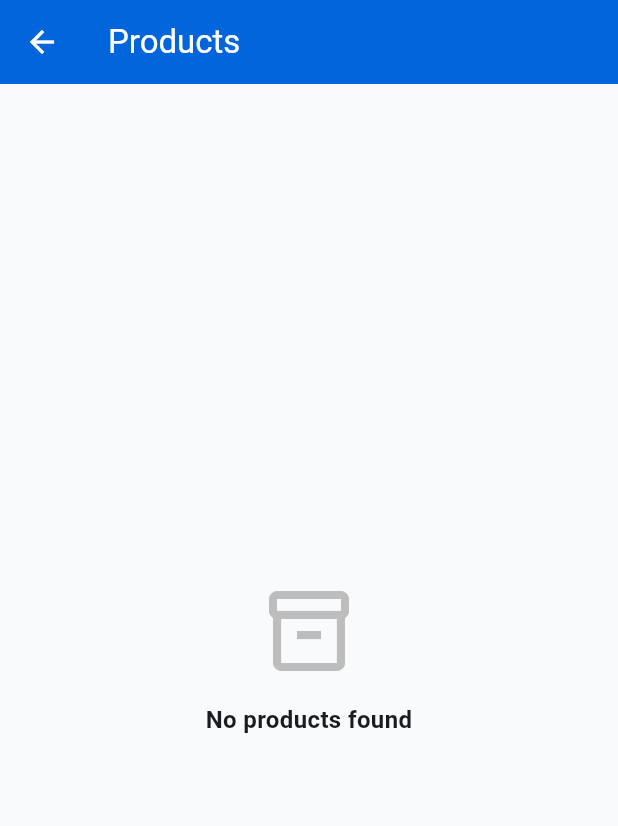
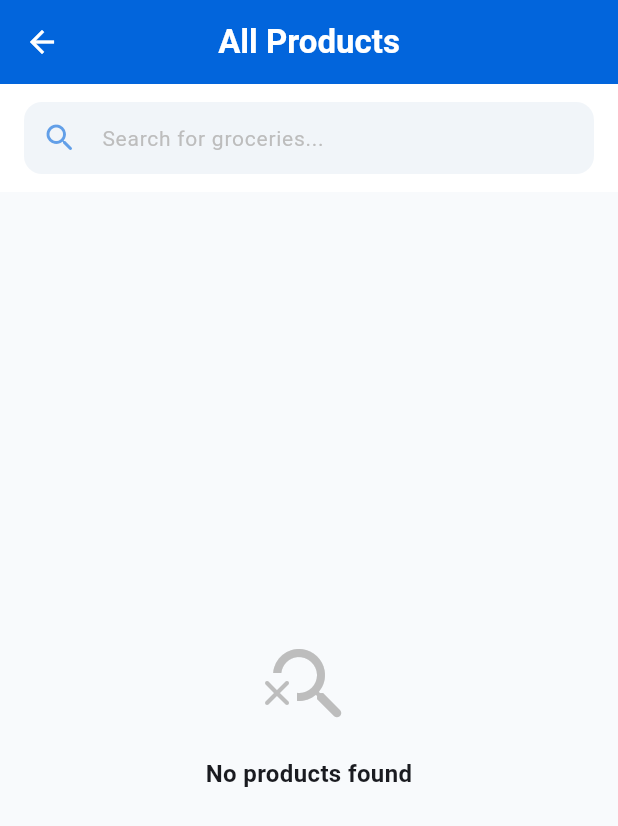
Before and after one commit to rajeshkinjarapu/kiranashop, a Flutter app: the CategoriesScreen screen opened directly, on a phone screen of 412 x 824 dp. Shown: the top 826 px of the screen. Run offline on Flutter 3.47's test engine with Material 3 defaults, Android fonts, the phone set to English and light mode, and no system bars; our stand-ins replace cached_network_image, cloud_firestore, firebase_core, firebase_messaging, firebase_storage, flutter_local_notifications and 3 more; accounts and stored records are empty.

Commit message:
Added Cart Persistence and Updated Categories UI to match design

```diff
--- a/lib/screens/member/categories_screen.dart
+++ b/lib/screens/member/categories_screen.dart
@@ -15,48 +15,114 @@ class CategoriesScreen extends StatefulWidget {
 
 class _CategoriesScreenState extends State<CategoriesScreen> {
   String _selectedCatId = '';
+  final _searchCtrl = TextEditingController();
+  String _searchQuery = '';
+
+  @override
+  void dispose() {
+    _searchCtrl.dispose();
+    super.dispose();
+  }
 
   @override
   Widget build(BuildContext context) {
     final provider = context.watch<ProductProvider>();
     final categories = provider.categories;
 
-    final products = _selectedCatId.isEmpty
+    var products = _selectedCatId.isEmpty
         ? provider.activeProducts.where((p) => p.inStock).toList()
         : provider.byCategory(_selectedCatId);
 
+    if (_searchQuery != '') {
+      products = products
+          .where((p) => p.name.toLowerCase().contains(_searchQuery))
+          .toList();
+    }
+
     return Scaffold(
-      appBar: AppBar(title: const Text('Products')),
+      backgroundColor: const Color(0xFFF8FAFC),
+      appBar: AppBar(
+        title: const Text('All Products', style: TextStyle(fontWeight: FontWeight.w700)),
+        centerTitle: true,
+        elevation: 0,
+      ),
       body: Column(
+        crossAxisAlignment: CrossAxisAlignment.start,
         children: [
+          // Search Bar
+          Container(
+            color: Colors.white,
+            padding: const EdgeInsets.fromLTRB(16, 12, 16, 12),
+            child: TextField(
+              controller: _searchCtrl,
+              onChanged: (v) => setState(() => _searchQuery = v.trim().toLowerCase()),
+              decoration: InputDecoration(
+                hintText: 'Search for groceries...',
+                hintStyle: TextStyle(color: Colors.grey.shade400, fontSize: 14),
+                prefixIcon: Icon(Icons.search_rounded, color: AppTheme.primary.withValues(alpha: 0.6)),
+                suffixIcon: _searchQuery != ''
+                    ? IconButton(
+                        icon: const Icon(Icons.clear, size: 20),
+                        onPressed: () {
+                          _searchCtrl.clear();
+                          setState(() => _searchQuery = '');
+                        },
+                      )
+                    : null,
+                contentPadding: const EdgeInsets.symmetric(horizontal: 16),
+                filled: true,
+                fillColor: const Color(0xFFF1F5F9),
+                border: OutlineInputBorder(
+                  borderRadius: BorderRadius.circular(12),
+                  borderSide: BorderSide.none,
+                ),
+                enabledBorder: OutlineInputBorder(
+                  borderRadius: BorderRadius.circular(12),
+                  borderSide: BorderSide.none,
+                ),
+                focusedBorder: OutlineInputBorder(
+                  borderRadius: BorderRadius.circular(12),
+                  borderSide: BorderSide(color: AppTheme.primary.withValues(alpha: 0.3), width: 1.5),
+                ),
+              ),
+            ),
+          ),
+
           // Category Filter Bar
-          if (categories.isNotEmpty)
-            SizedBox(
-              height: 50,
+          if (categories.length > 0) ...[
+            Container(
+              color: Colors.white,
+              width: double.infinity,
+              padding: const EdgeInsets.only(bottom: 12),
+              child: SizedBox(
+                height: 38,
                 child: ListView(
                   scrollDirection: Axis.horizontal,
-                padding: const EdgeInsets.symmetric(horizontal: 16, vertical: 8),
+                  padding: const EdgeInsets.symmetric(horizontal: 16),
                   children: [
                     _buildCatChip('All', ''),
                     ...categories.map((c) => _buildCatChip(c.name, c.id)),
                   ],
                 ),
               ),
+            ),
+            const Divider(height: 1, thickness: 1, color: Color(0xFFE2E8F0)),
+          ],
 
           // Products Grid
           Expanded(
             child: products.isEmpty
                 ? const EmptyState(
-                    icon: Icons.inventory_2_outlined,
+                    icon: Icons.search_off_rounded,
                     title: 'No products found',
                   )
                 : GridView.builder(
                     padding: const EdgeInsets.all(16),
                     gridDelegate: const SliverGridDelegateWithFixedCrossAxisCount(
                       crossAxisCount: 2,
-                      mainAxisSpacing: 10,
-                      crossAxisSpacing: 10,
-                      childAspectRatio: 0.72,
+                      mainAxisSpacing: 16,
+                      crossAxisSpacing: 16,
+                      childAspectRatio: 0.68,
                     ),
                     itemCount: products.length,
                     itemBuilder: (context, i) => ProductCard(product: products[i]),
@@ -69,21 +135,27 @@ class _CategoriesScreenState extends State<CategoriesScreen> {
 
   Widget _buildCatChip(String label, String id) {
     final isSelected = _selectedCatId == id;
-    return Padding(
-      padding: const EdgeInsets.only(right: 8),
-      child: ChoiceChip(
-        label: Text(label),
-        selected: isSelected,
-        onSelected: (_) => setState(() => _selectedCatId = id),
-        selectedColor: AppTheme.primary.withValues(alpha: 0.1),
-        labelStyle: TextStyle(
-          color: isSelected ? AppTheme.primary : Colors.grey.shade700,
-          fontWeight: isSelected ? FontWeight.bold : FontWeight.normal,
+    return GestureDetector(
+      onTap: () => setState(() => _selectedCatId = id),
+      child: AnimatedContainer(
+        duration: const Duration(milliseconds: 200),
+        margin: const EdgeInsets.only(right: 10),
+        padding: const EdgeInsets.symmetric(horizontal: 20, vertical: 8),
+        decoration: BoxDecoration(
+          color: isSelected ? AppTheme.primary : Colors.transparent,
+          borderRadius: BorderRadius.circular(20),
+          border: Border.all(
+            color: isSelected ? AppTheme.primary : Colors.grey.shade300,
+            width: 1.5,
           ),
-        shape: RoundedRectangleBorder(
-          borderRadius: BorderRadius.circular(20),
-          side: BorderSide(
-            color: isSelected ? AppTheme.primary : Colors.grey.shade300,
+        ),
+        alignment: Alignment.center,
+        child: Text(
+          label,
+          style: TextStyle(
+            color: isSelected ? Colors.white : Colors.grey.shade700,
+            fontWeight: isSelected ? FontWeight.bold : FontWeight.w500,
+            fontSize: 14,
           ),
         ),
       ),
--- a/lib/widgets/product_card.dart
+++ b/lib/widgets/product_card.dart
@@ -41,7 +41,7 @@ class ProductCard extends StatelessWidget {
                 overflow: TextOverflow.ellipsis,
                 style: GoogleFonts.mandali(fontWeight: FontWeight.bold, fontSize: 16, height: 1.2),
               ),
-              if (product.unit.isNotEmpty)
+              if (product.unit != '')
                 Text(
                   product.unit,
                   style: TextStyle(color: Colors.grey.shade600, fontSize: 12),
```
Also changed, not shown: lib/models/cart_item.dart (+27 -0 lines), lib/providers/cart_provider.dart (+37 -0 lines), lib/screens/member/home_screen.dart (+38 -55 lines). Lines whose indentation alone changed are shown as unchanged.
